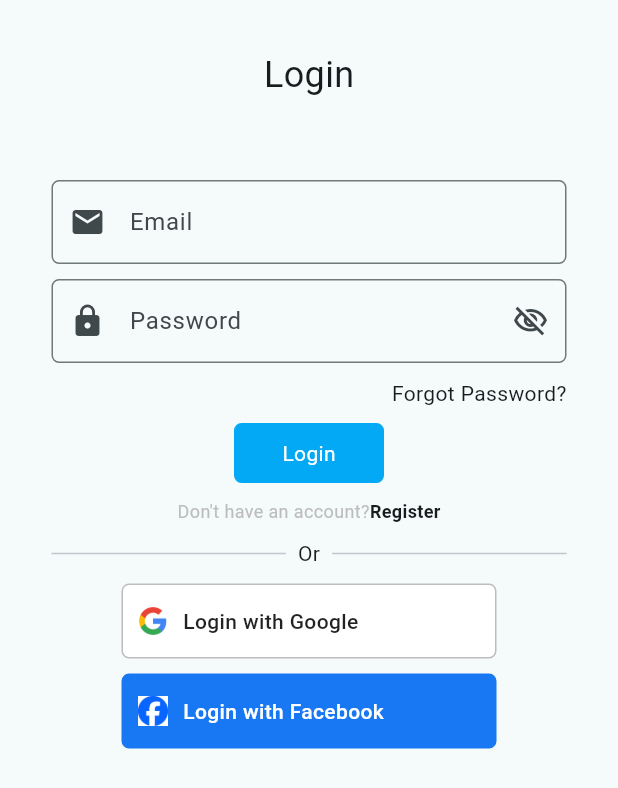
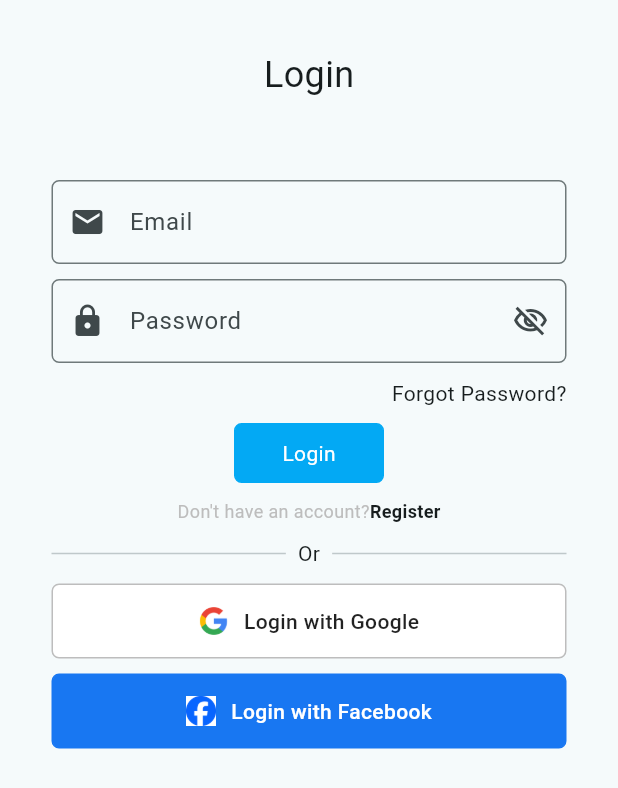
Before and after one commit to thienkk25/MovieApp, a Flutter app: the screen it shows after launch, on a phone screen of 412 x 824 dp. Shown: the top 788 px of the screen. Run offline on Flutter 3.47's test engine with Material 3 defaults, Android fonts, the phone set to English and light mode, and no system bars; drawn by our look-alikes of flutter_animate; our stand-ins replace cached_network_image, cloud_firestore, connectivity_plus, easy_localization, firebase_auth, firebase_core and 8 more; missing offline and left inert: flutter_facebook_auth, flutter_inappwebview, workmanager; accounts and stored records are empty; generated files the repository leaves out were written again; statements that could not run were skipped.

Commit message:
fix responsive app

```diff
--- a/lib/src/screens/login_screen.dart
+++ b/lib/src/screens/login_screen.dart
@@ -39,6 +39,7 @@ class _LoginScreenState extends State<LoginScreen> {
 
   @override
   Widget build(BuildContext context) {
+    final sizeWidth = MediaQuery.sizeOf(context).width;
     return Scaffold(
       resizeToAvoidBottomInset: false,
       body: SafeArea(
@@ -58,7 +59,7 @@ class _LoginScreenState extends State<LoginScreen> {
               height: 20,
             ),
             SizedBox(
-              width: MediaQuery.of(context).size.width / 1.2,
+              width: sizeWidth / 1.2,
               child: Form(
                 key: keyForm,
                 child: Column(
@@ -189,7 +190,7 @@ class _LoginScreenState extends State<LoginScreen> {
                       child: Container(
                         padding: const EdgeInsets.all(10),
                         height: 50,
-                        width: 250,
+                        width: sizeWidth / 1.2,
                         decoration: BoxDecoration(
                           borderRadius: BorderRadius.circular(5),
                           color: Colors.white,
@@ -197,6 +198,7 @@ class _LoginScreenState extends State<LoginScreen> {
                               Border.all(width: 1, color: Colors.grey.shade400),
                         ),
                         child: Row(
+                          mainAxisAlignment: MainAxisAlignment.center,
                           spacing: 10,
                           children: [
                             Image.asset(
@@ -223,14 +225,15 @@ class _LoginScreenState extends State<LoginScreen> {
                       child: Container(
                         padding: const EdgeInsets.all(10),
                         height: 50,
-                        width: 250,
+                        width: sizeWidth / 1.2,
                         decoration: BoxDecoration(
                           borderRadius: BorderRadius.circular(5),
-                          color: const Color(0xFF1877F2), // Facebook Blue
+                          color: const Color(0xFF1877F2),
                           border: Border.all(
                               width: 1, color: const Color(0xFF1877F2)),
                         ),
                         child: Row(
+                          mainAxisAlignment: MainAxisAlignment.center,
                           spacing: 10,
                           children: [
                             Image.asset(
```
